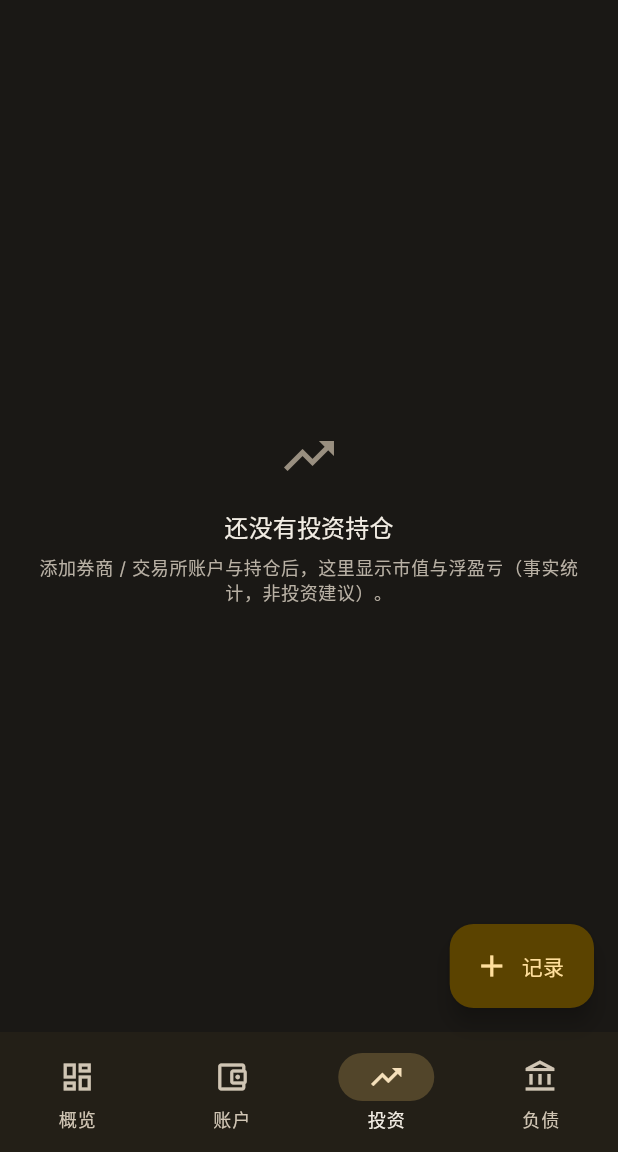
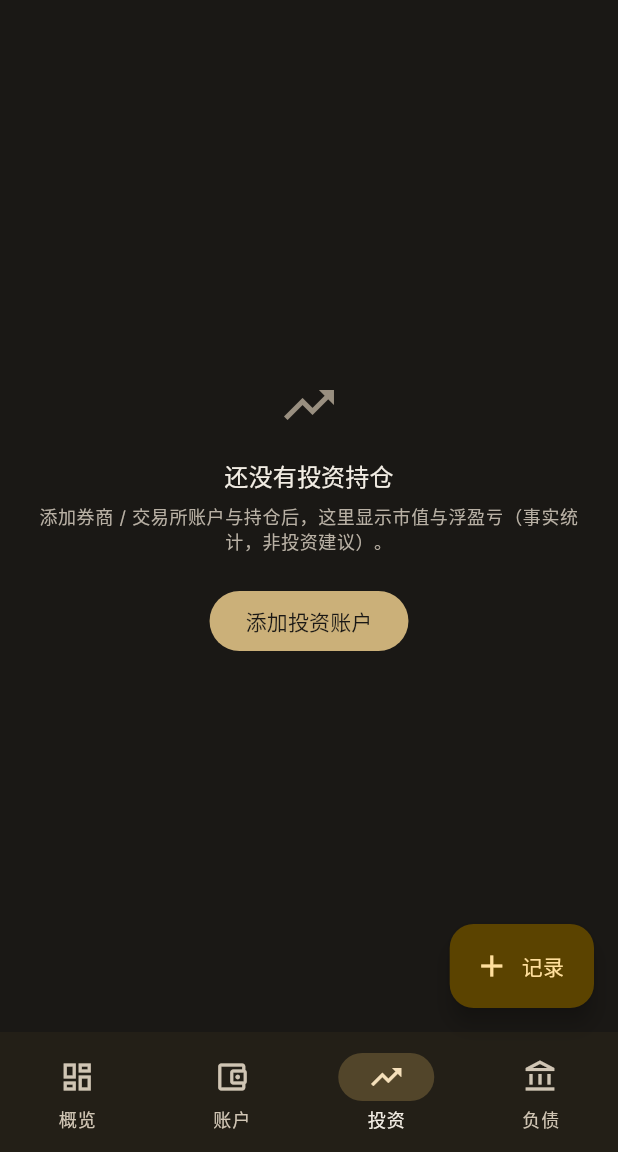
Before and after one commit to Faust7777777/wealth-ledger, a Flutter app: the screen it shows after launch, item 3 of the bottom bar chosen, on a phone screen of 412 x 824 dp, the part 84-1236 px from its top. Run offline on Flutter 3.47's test engine with Material 3 defaults, Android fonts, the phone set to English and light mode, and no system bars; our stand-ins replace flutter_riverpod, go_router; Roboto replaces fonts that are missing (Inter).

Commit message:
feat(frontend): empty-state CTAs on liabilities + investment tabs
Liabilities empty -> 添加负债账户; investment empty -> 添加投资账户, both -> /accounts/new (consistent with overview + accounts). A new user reaches account creation from any main tab. analyze clean; tests green.

Co-Authored-By: Claude Opus 4.8 <noreply@anthropic.com>

```diff
--- a/lib/features/investment_page.dart
+++ b/lib/features/investment_page.dart
@@ -2,6 +2,7 @@
 // 持仓为事实统计（成本/市值/浮盈亏），不做投资建议。定投只提醒，不下单。
 import 'package:flutter/material.dart';
 import 'package:flutter_riverpod/flutter_riverpod.dart';
+import 'package:go_router/go_router.dart';
 
 import '../core/format.dart';
 import '../data/providers.dart';
@@ -27,10 +28,14 @@ class InvestmentPage extends ConsumerWidget {
       data: (hs) {
         final rs = reminders.asData?.value ?? const <DcaReminderVm>[];
         if (hs.isEmpty && rs.isEmpty && plans.isEmpty) {
-          return const EmptyState(
+          return EmptyState(
             icon: Icons.trending_up_outlined,
             title: '还没有投资持仓',
             message: '添加券商 / 交易所账户与持仓后，这里显示市值与浮盈亏（事实统计，非投资建议）。',
+            action: FilledButton(
+              onPressed: () => context.push('/accounts/new'),
+              child: const Text('添加投资账户'),
+            ),
           );
         }
         return ListView(
--- a/lib/features/liabilities_page.dart
+++ b/lib/features/liabilities_page.dart
@@ -22,10 +22,14 @@ class LiabilitiesPage extends ConsumerWidget {
           ErrorStateView(message: '$e', onRetry: () => ref.invalidate(liabilitiesProvider)),
       data: (items) {
         if (items.isEmpty) {
-          return const EmptyState(
+          return EmptyState(
             icon: Icons.account_balance_outlined,
             title: '没有负债',
             message: '信用卡、贷款等负债会显示在这里；负债余额为负是正常的。',
+            action: FilledButton(
+              onPressed: () => context.push('/accounts/new'),
+              child: const Text('添加负债账户'),
+            ),
           );
         }
         return ListView.separated(
```
